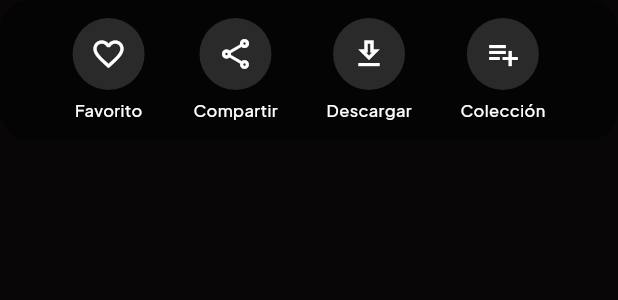
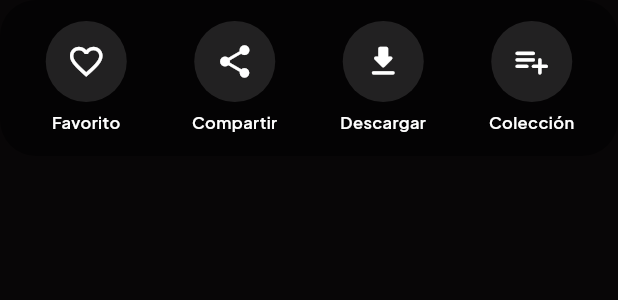
Before and after one commit to dante-galvan/App-Frases-Parejas, a Flutter app: the PhraseActions widget shown alone on an empty page, opened directly with empty values, on a phone screen of 412 x 824 dp. Shown: the top 300 px of the screen. Run offline on Flutter 3.47's test engine with Material 3 defaults, Android fonts, the phone set to English and light mode, and no system bars; our stand-ins replace google_fonts, share_plus, shared_preferences; missing offline and left inert: gal; accounts and stored records are empty.

Commit message:
13 sept 3:46

```diff
--- a/lib/data/initial_collections.dart
+++ b/lib/data/initial_collections.dart
@@ -3,7 +3,7 @@ import '../models/collection.dart';
 const List<CollectionItem> initialCollections = [
   CollectionItem(
     id: 'col-favoritas',
-    name: 'Mis favoritas',
+    name: '❤️ Mis favoritas',
     description: 'Las frases que más resuenan en mi corazón',
     phraseIds: [],
     createdAt: '2026-09-01',
@@ -11,7 +11,7 @@ const List<CollectionItem> initialCollections = [
   ),
   CollectionItem(
     id: 'col-para-dedicar',
-    name: 'Para dedicar',
+    name: '💕 Para dedicar',
     description: 'Palabras sinceras para dedicar en cualquier momento',
     phraseIds: [],
     createdAt: '2026-09-01',
@@ -19,7 +19,7 @@ const List<CollectionItem> initialCollections = [
   ),
   CollectionItem(
     id: 'col-momentos',
-    name: 'Momentos especiales',
+    name: '✨ Momentos especiales',
     description: 'Frases para momentos únicos',
     phraseIds: [],
     createdAt: '2026-09-01',
@@ -27,7 +27,7 @@ const List<CollectionItem> initialCollections = [
   ),
   CollectionItem(
     id: 'col-amor',
-    name: 'Amor',
+    name: '🌹 Amor',
     description: 'Todo sobre el amor',
     phraseIds: [],
     createdAt: '2026-09-01',
@@ -35,7 +35,7 @@ const List<CollectionItem> initialCollections = [
   ),
   CollectionItem(
     id: 'col-pasion',
-    name: 'Pasión',
+    name: '🔥 Pasión',
     description: 'Frases llenas de pasión',
     phraseIds: [],
     createdAt: '2026-09-01',
--- a/lib/widgets/phrase_actions.dart
+++ b/lib/widgets/phrase_actions.dart
@@ -12,14 +12,10 @@ import '../utils/image_exporter.dart';
 
 class PhraseActions extends StatelessWidget {
   final Phrase phrase;
-  final bool showLabels;
-  final bool isInsideDetail;
 
   const PhraseActions({
     super.key,
     required this.phrase,
-    this.showLabels = true,
-    this.isInsideDetail = true,
   });
 
   @override
@@ -29,19 +25,21 @@ class PhraseActions extends StatelessWidget {
     final isSaved = favoritesProvider.isSaved(phrase.id);
 
     return Container(
-      padding: const EdgeInsets.symmetric(horizontal: 16, vertical: 12),
+      padding: const EdgeInsets.symmetric(horizontal: 12, vertical: 14),
       decoration: BoxDecoration(
-        color: Colors.black.withValues(alpha: 0.4),
-        borderRadius: BorderRadius.circular(20),
+        color: Colors.black.withValues(alpha: 0.5),
+        borderRadius: BorderRadius.circular(24),
       ),
       child: Row(
         mainAxisAlignment: MainAxisAlignment.spaceEvenly,
         children: [
-          _ActionItem(
+          _ActionButton(
             icon: isSaved ? Icons.favorite : Icons.favorite_outline,
             label: l10n.favorito,
             color: isSaved ? RomanticColors.romantic400 : Colors.white,
-            isActive: isSaved,
+            bgColor: isSaved
+                ? RomanticColors.romantic600.withValues(alpha: 0.35)
+                : Colors.white.withValues(alpha: 0.12),
             onTap: () {
               favoritesProvider.toggle(phrase.id);
               context.read<ToastProvider>().show(
@@ -52,10 +50,12 @@ class PhraseActions extends StatelessWidget {
                   );
             },
           ),
-          _ActionItem(
-            icon: Icons.share_outlined,
+          const SizedBox(width: 8),
+          _ActionButton(
+            icon: Icons.share_rounded,
             label: l10n.compartir,
             color: Colors.white,
+            bgColor: Colors.white.withValues(alpha: 0.12),
             onTap: () async {
               final toast = context.read<ToastProvider>();
               toast.showInfo(l10n.preparandoParaCompartir);
@@ -65,10 +65,12 @@ class PhraseActions extends StatelessWidget {
               await exportAndShare(phrase, context, text: translatedText);
             },
           ),
-          _ActionItem(
-            icon: Icons.download_outlined,
+          const SizedBox(width: 8),
+          _ActionButton(
+            icon: Icons.download_rounded,
             label: l10n.descargar,
             color: Colors.white,
+            bgColor: Colors.white.withValues(alpha: 0.12),
             onTap: () async {
               final toast = context.read<ToastProvider>();
               toast.showInfo(l10n.generandoImagen);
@@ -83,10 +85,12 @@ class PhraseActions extends StatelessWidget {
               }
             },
           ),
-          _ActionItem(
-            icon: Icons.playlist_add,
+          const SizedBox(width: 8),
+          _ActionButton(
+            icon: Icons.playlist_add_rounded,
             label: l10n.coleccion,
             color: Colors.white,
+            bgColor: Colors.white.withValues(alpha: 0.12),
             onTap: () => _showAddToCollection(context),
           ),
         ],
@@ -221,41 +225,39 @@ class PhraseActions extends StatelessWidget {
   }
 }
 
-class _ActionItem extends StatelessWidget {
+class _ActionButton extends StatelessWidget {
   final IconData icon;
   final String label;
   final Color color;
-  final bool isActive;
+  final Color bgColor;
   final VoidCallback onTap;
 
-  const _ActionItem({
+  const _ActionButton({
     required this.icon,
     required this.label,
     required this.color,
-    this.isActive = false,
+    required this.bgColor,
     required this.onTap,
   });
 
   @override
   Widget build(BuildContext context) {
-    return GestureDetector(
+    return Expanded(
+      child: GestureDetector(
         onTap: onTap,
         child: Column(
           mainAxisSize: MainAxisSize.min,
           children: [
-          AnimatedContainer(
-            duration: const Duration(milliseconds: 200),
-            padding: const EdgeInsets.all(12),
+            Container(
+              padding: const EdgeInsets.all(14),
               decoration: BoxDecoration(
-              color: isActive
-                  ? RomanticColors.romantic600.withValues(alpha: 0.3)
-                  : Colors.white.withValues(alpha: 0.15),
+                color: bgColor,
                 shape: BoxShape.circle,
               ),
               child: Icon(
                 icon,
                 color: color,
-              size: 24,
+                size: 26,
               ),
             ),
             const SizedBox(height: 6),
@@ -264,10 +266,12 @@ class _ActionItem extends StatelessWidget {
               style: TextStyle(
                 color: color,
                 fontSize: 11,
-              fontWeight: FontWeight.w500,
+                fontWeight: FontWeight.w600,
               ),
+              textAlign: TextAlign.center,
             ),
           ],
+        ),
       ),
     );
   }
--- a/lib/widgets/phrase_detail_modal.dart
+++ b/lib/widgets/phrase_detail_modal.dart
@@ -193,7 +193,6 @@ class _PhraseDetailModalState extends State<PhraseDetailModal> {
                       padding: const EdgeInsets.all(16),
                       child: PhraseActions(
                         phrase: widget.phrase,
-                        isInsideDetail: true,
                       ),
                     ),
                     Padding(
```
Also changed, not shown: lib/views/favoritos_view.dart (+75 -52 lines). Lines whose indentation alone changed are shown as unchanged.
